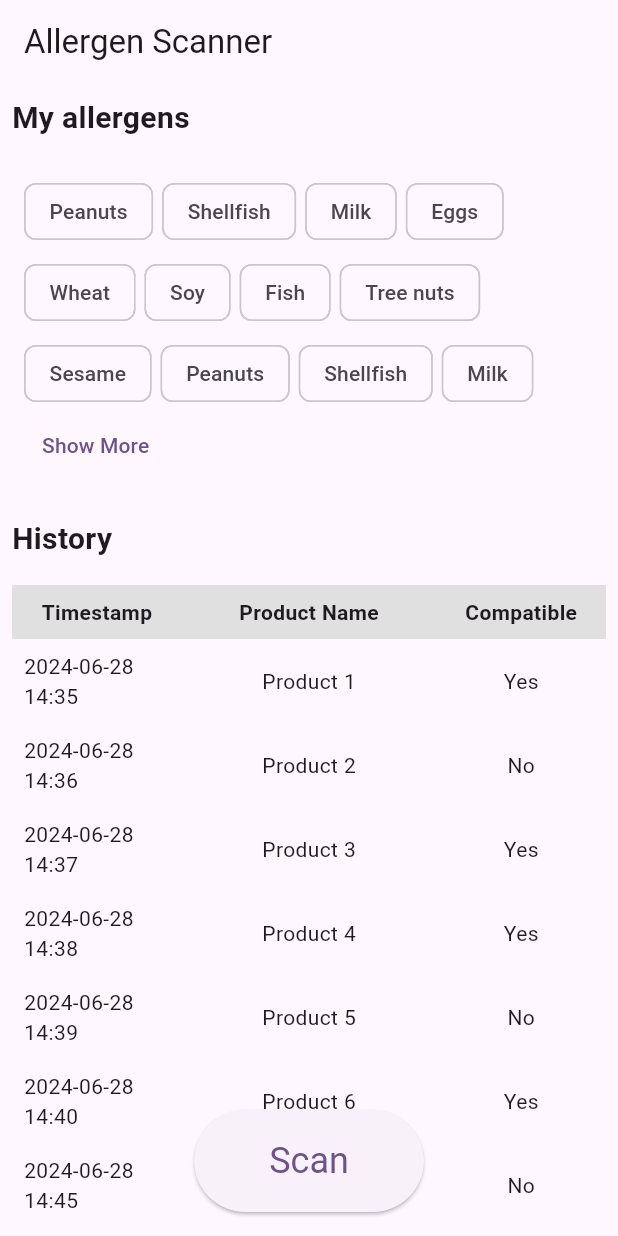
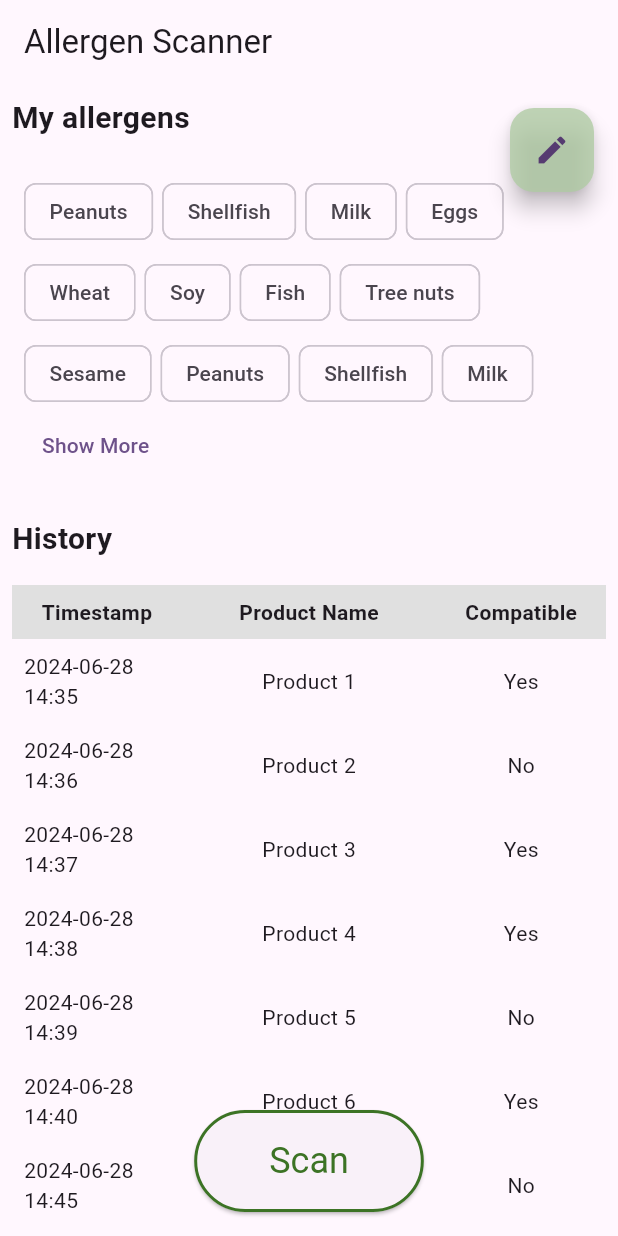
Before and after one commit to lime-based-lemonade/allergy-scanner, a Flutter app: the screen it shows after launch, on a phone screen of 412 x 824 dp. Run offline on Flutter 3.47's test engine with Material 3 defaults, Android fonts, the light colour scheme and no system bars; our stand-ins replace flutter_riverpod.

Commit message:
EditButton

```diff
--- a/lib/pages/home.dart
+++ b/lib/pages/home.dart
@@ -65,9 +65,25 @@ class HomePage extends ConsumerWidget {
                   style: ElevatedButton.styleFrom(
                     padding: const EdgeInsets.symmetric(horizontal: 50.0, vertical: 20.0),
                     textStyle: const TextStyle(fontSize: 24),
+                    foregroundColor: Color.fromARGB(255, 60, 115, 37),
+                    side: const BorderSide(
+                      color: Color.fromARGB(255, 60, 115, 37), // Green border color
+                      width: 2.0, // Border width
+                    ),
                   ),
                   child: const Text('Scan'),
                 ),
+              ),
+            ),
+            Positioned(
+              top: 16.0,
+              right: 16.0,
+              child: FloatingActionButton(
+                onPressed: () {
+                  Navigator.pushNamed(context, ApplicationRoutes.allergenSelector);
+                },
+                child: const Icon(Icons.edit),
+                backgroundColor: Color.fromARGB(200, 175, 203, 163),
               ),
             ),
           ],
```
